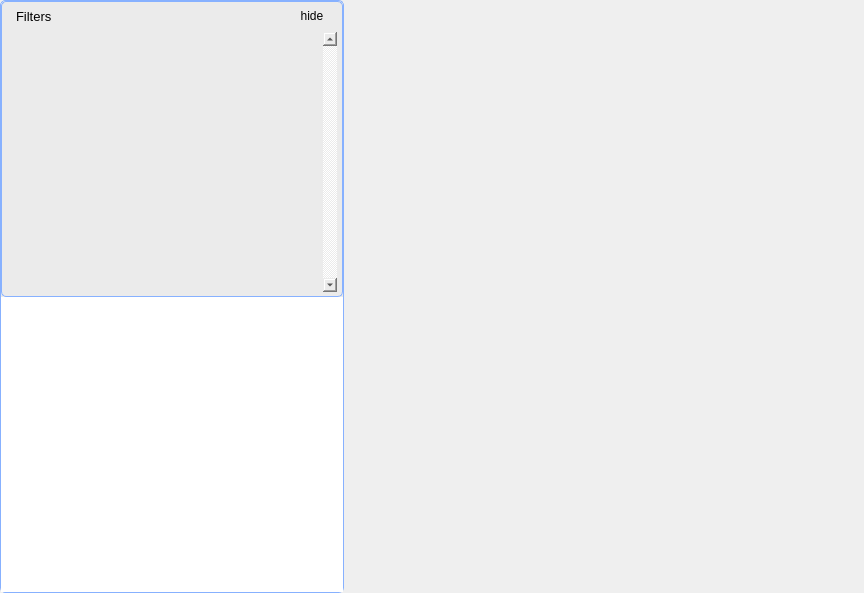
The window that trunk/src/edr/src/hmm_view/ui/AnalisisWidget.ui (mk4me/hm-mde-one) describes before a commit, drawn with Qt 5.
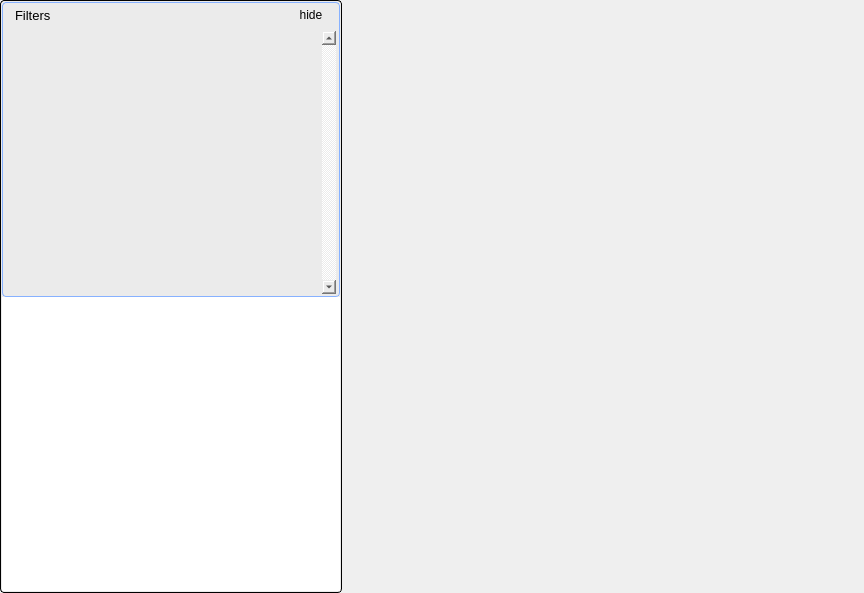
The same window after the commit. Icons and pictures are not drawn.

The edit to the form file:
```diff
--- a/trunk/src/edr/src/hmm_view/ui/AnalisisWidget.ui
+++ b/trunk/src/edr/src/hmm_view/ui/AnalisisWidget.ui
@@ -33,10 +33,10 @@
      </property>
      <property name="styleSheet">
       <string notr="true">QFrame#LeftContainer {
-	  border: 1px solid; 
-     border-color: rgb(135, 177, 255);
-     border-radius: 5px; 
-	padding: 0px;
+	  border: 1px solid black; 
+     /*border-color: rgb(135, 177, 255)*/;
+     border-radius: /*5*/ 4px; 
+	padding: 1px;
     background-color: rgb(235, 235, 235);
 }
 
@@ -61,15 +61,14 @@
         </property>
         <property name="styleSheet">
          <string notr="true">QFrame#containerFrame { 
-     border: 1px solid; 
-     border-color: rgb(135, 177, 255);
-     border-radius: 5px; 
-	padding: 4px;
+     border: 1px solid rgb(135, 177, 255); 
+     border-radius: 4px; 
+	padding: 2px;
     background-color: rgb(235, 235, 235);
  } 
 
  QWidget {
-	 background-color: rgb(235, 235, 235);
+	 background-color:  rgb(235, 235, 235);
 }</string>
         </property>
         <layout class="QVBoxLayout" name="verticalLayout_2">
@@ -201,7 +200,7 @@
               <x>0</x>
               <y>0</y>
               <width>314</width>
-              <height>260</height>
+              <height>263</height>
              </rect>
             </property>
             <property name="styleSheet">
```
Left out of the diff: 141 changed lines with no effect on the pictures.
